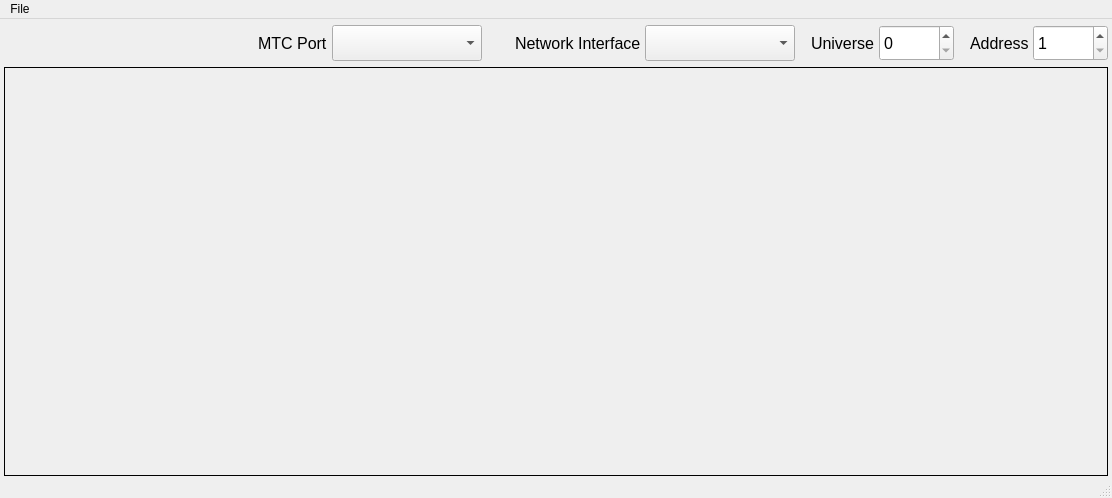
This is TimecodeCameraController/src/UI/Windows/MainWindow/MainWindow.ui in CFXS/MTC-Camera-Controller as Qt 5 draws it before an edit. The edited form follows.
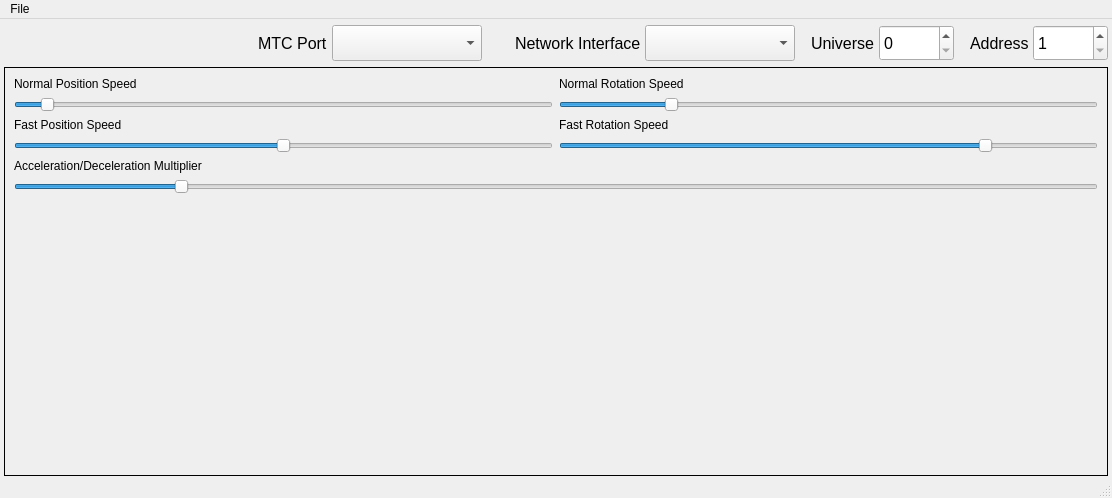
This is the edited form.

Commit message: accel/decel and fast/normal speed sliders + cfg

What changed in the file:
```diff
--- a/TimecodeCameraController/src/UI/Windows/MainWindow/MainWindow.ui
+++ b/TimecodeCameraController/src/UI/Windows/MainWindow/MainWindow.ui
@@ -419,7 +419,121 @@
       <property name="frameShadow">
        <enum>QFrame::Plain</enum>
       </property>
-      <layout class="QGridLayout" name="gridLayout_3"/>
+      <layout class="QGridLayout" name="gridLayout_3">
+       <item row="12" column="0" colspan="2">
+        <widget class="QSlider" name="accelMulSlider">
+         <property name="maximum">
+          <number>100</number>
+         </property>
+         <property name="value">
+          <number>15</number>
+         </property>
+         <property name="orientation">
+          <enum>Qt::Horizontal</enum>
+         </property>
+        </widget>
+       </item>
+       <item row="11" column="0" colspan="2">
+        <widget class="QLabel" name="accelLabel">
+         <property name="text">
+          <string>Acceleration/Deceleration Multiplier</string>
+         </property>
+        </widget>
+       </item>
+       <item row="0" column="0">
+        <widget class="QLabel" name="normalPosLabel">
+         <property name="text">
+          <string>Normal Position Speed</string>
+         </property>
+        </widget>
+       </item>
+       <item row="2" column="1">
+        <widget class="QLabel" name="fastRotLabel">
+         <property name="text">
+          <string>Fast Rotation Speed</string>
+         </property>
+        </widget>
+       </item>
+       <item row="0" column="1">
+        <widget class="QLabel" name="normalRotLabel">
+         <property name="text">
+          <string>Normal Rotation Speed</string>
+         </property>
+        </widget>
+       </item>
+       <item row="1" column="0">
+        <widget class="QSlider" name="normalPosSpeedSlider">
+         <property name="maximum">
+          <number>1000</number>
+         </property>
+         <property name="value">
+          <number>50</number>
+         </property>
+         <property name="orientation">
+          <enum>Qt::Horizontal</enum>
+         </property>
+        </widget>
+       </item>
+       <item row="1" column="1">
+        <widget class="QSlider" name="normalRotSpeedSlider">
+         <property name="maximum">
+          <number>5000</number>
+         </property>
+         <property name="value">
+          <number>1000</number>
+         </property>
+         <property name="orientation">
+          <enum>Qt::Horizontal</enum>
+         </property>
+        </widget>
+       </item>
+       <item row="3" column="0">
+        <widget class="QSlider" name="fastPosSpeedSlider">
+         <property name="maximum">
+          <number>1000</number>
+         </property>
+         <property name="value">
+          <number>500</number>
+         </property>
+         <property name="orientation">
+          <enum>Qt::Horizontal</enum>
+         </property>
+        </widget>
+       </item>
+       <item row="3" column="1">
+        <widget class="QSlider" name="fastRotSpeedSlider">
+         <property name="maximum">
+          <number>5000</number>
+         </property>
+         <property name="value">
+          <number>4000</number>
+         </property>
+         <property name="orientation">
+          <enum>Qt::Horizontal</enum>
+         </property>
+        </widget>
+       </item>
+       <item row="2" column="0">
+        <widget class="QLabel" name="fastPosLabel">
+         <property name="text">
+          <string>Fast Position Speed</string>
+         </property>
+        </widget>
+       </item>
+       <item row="13" column="0">
+        <spacer name="verticalSpacer">
+         <property name="orientation">
+          <enum>Qt::Vertical</enum>
+         </property>
+         <property name="sizeHint" stdset="0">
+          <size>
+           <width>20</width>
+           <height>40</height>
+          </size>
+         </property>
+        </spacer>
+       </item>
+      </layout>
      </widget>
     </item>
    </layout>
```
The commit also changes 6 other files.
